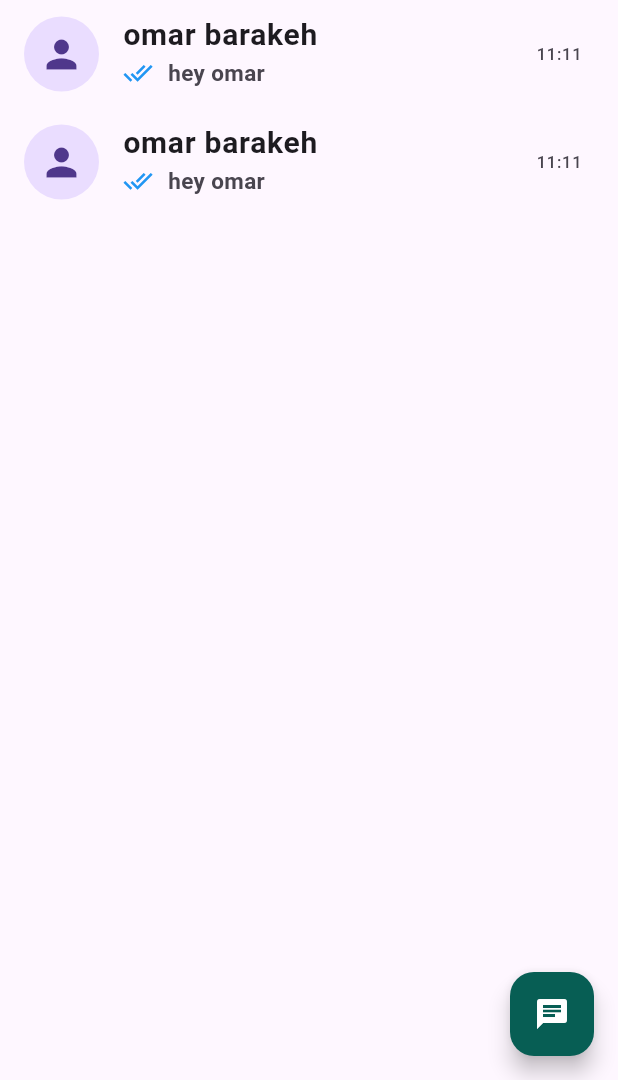
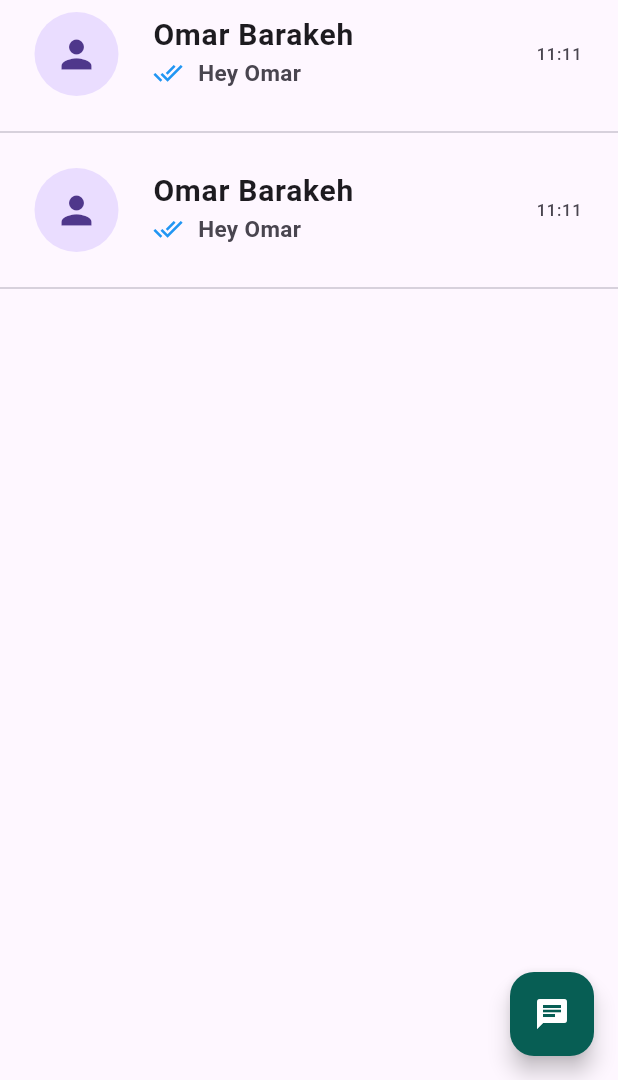
Before and after one commit to omar-albarakeh/chatapp, a Flutter app: the screen it shows after launch, on a phone screen of 412 x 824 dp, the part 156-1236 px from its top. Run offline on Flutter 3.47's test engine with Material 3 defaults, Android fonts, the phone set to English and light mode, and no system bars.

Commit message:
flutter <> customui updated

```diff
--- a/lib/CustomUI/CustomUI.dart
+++ b/lib/CustomUI/CustomUI.dart
@@ -1,29 +1,53 @@
 import 'package:flutter/material.dart';
 
-class Customui extends StatefulWidget {
-  const Customui({super.key});
+class CustomUI extends StatefulWidget {
+  const CustomUI({super.key});
 
   @override
-  _CustomuiState createState() => _CustomuiState();
+  _CustomUIState createState() => _CustomUIState();
 }
 
-class _CustomuiState extends State<Customui> {
+class _CustomUIState extends State<CustomUI> {
   @override
   Widget build(BuildContext context) {
-    return ListTile(
-      leading: CircleAvatar(
-        child: Icon(Icons.person,size: 30,),
-        radius: 25,
-      ),
-      title: Text("omar barakeh",style: TextStyle(fontSize: 20,fontWeight: FontWeight.bold)),
-      subtitle: Row(
+    return InkWell(
+      onTap: () {},
+      child: Column(
         children: [
-          Icon(Icons.done_all,size: 20,color: Colors.blue,),
-          SizedBox(width: 10,),
-          Text("hey omar",style: TextStyle(fontSize: 15,fontWeight: FontWeight.bold)),
+          ListTile(
+            leading: CircleAvatar(
+              child: Icon(
+                Icons.person,
+                size: 30,
+              ),
+              radius: 35,
+            ),
+            title: Text(
+              "Omar Barakeh",
+              style: TextStyle(fontSize: 20, fontWeight: FontWeight.bold),
+            ),
+            subtitle: Row(
+              children: [
+                Icon(
+                  Icons.done_all,
+                  size: 20,
+                  color: Colors.blue,
+                ),
+                SizedBox(width: 10),
+                Text(
+                  "Hey Omar",
+                  style: TextStyle(fontSize: 15, fontWeight: FontWeight.bold),
+                ),
+              ],
+            ),
+            trailing: Text("11:11"),
+          ),
+          Padding(
+            padding: EdgeInsets.symmetric(vertical: 8.0),
+            child: Divider(thickness: 1),
+          ),
         ],
       ),
-      trailing: Text("11:11"),
     );
   }
 }
--- a/lib/Pages/ChatPage.dart
+++ b/lib/Pages/ChatPage.dart
@@ -20,9 +20,8 @@ class _ChatpageState extends State<Chatpage> {
       ),
       body: ListView(
         children: [
-          Customui(),
-          Customui(),
-
+          CustomUI(),
+          CustomUI(),
         ],
       ),
     );
```
